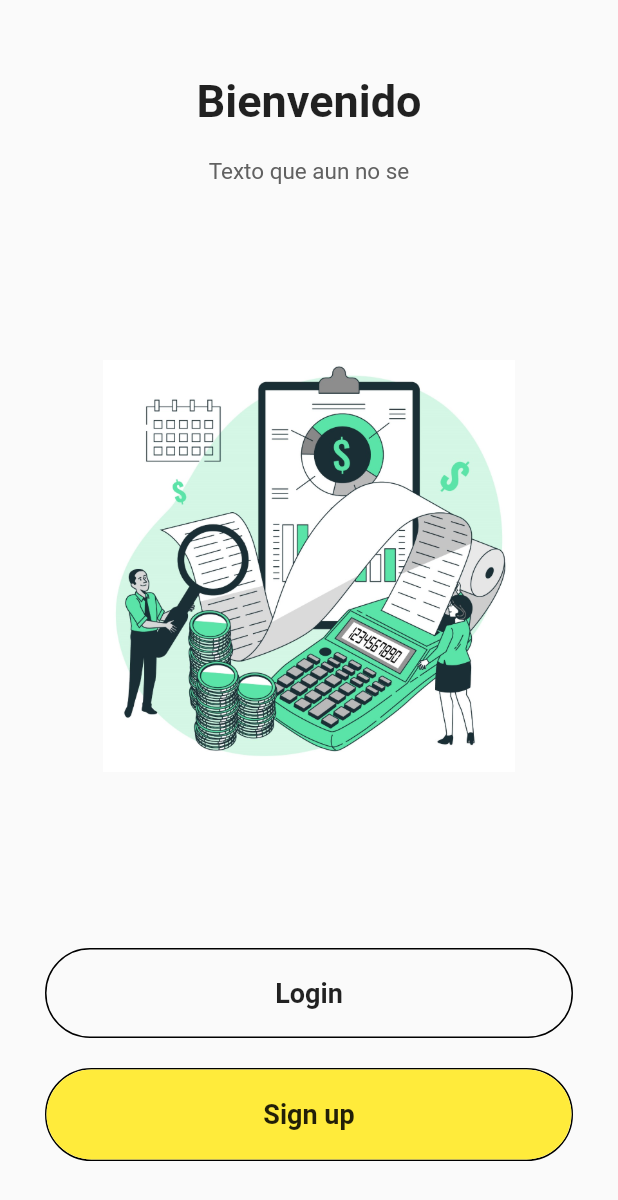
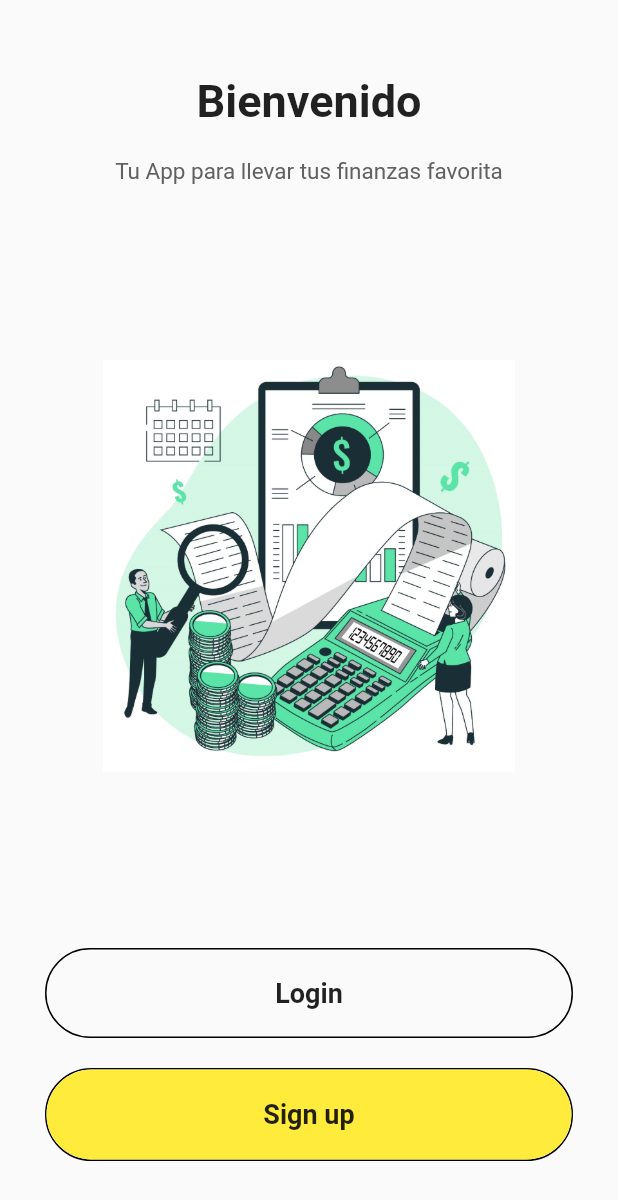
Before and after one commit to valrmzl/ProyectoMovilesVNS, a Flutter app: the Welcome screen opened directly, on a phone screen of 412 x 824 dp. Shown: the top 1200 px of the screen. Run offline on Flutter 3.47's test engine with Material 2 defaults, Android fonts, the phone set to English and light mode, and no system bars; our stand-ins replace carousel_slider, flutter_vector_icons, table_calendar.

```diff
--- a/lib/Screens/gastos.dart
+++ b/lib/Screens/gastos.dart
@@ -48,7 +48,7 @@ class _EgresosState extends State<Egresos> {
                          Navigator.push(context, MaterialPageRoute(builder: (context)=> NuevoEgreso()));
 
                       },
-                      child: Text('+ Nuevo ingreso',
+                      child: Text('+ Nuevo egreso',
                           style: TextStyle(
                               fontSize: 15, fontWeight: FontWeight.bold)),
                     ),
--- a/lib/Screens/welcome.dart
+++ b/lib/Screens/welcome.dart
@@ -27,7 +27,7 @@ class Welcome extends StatelessWidget {
                     fontSize: 30
                    ),),
                    SizedBox(height: 20,),
-                   Text("Texto que aun no se",
+                   Text("Tu App para llevar tus finanzas favorita",
                    textAlign: TextAlign.center,
                    style: TextStyle(
                     color: Colors.grey[700],
--- a/lib/main.dart
+++ b/lib/main.dart
@@ -13,6 +13,6 @@ void main() => runApp(
         color:Color.fromARGB(255, 47, 125, 121),
       ),
     ),
-    home: HomePage(),
+    home: Welcome(),
   ),
 );
```
